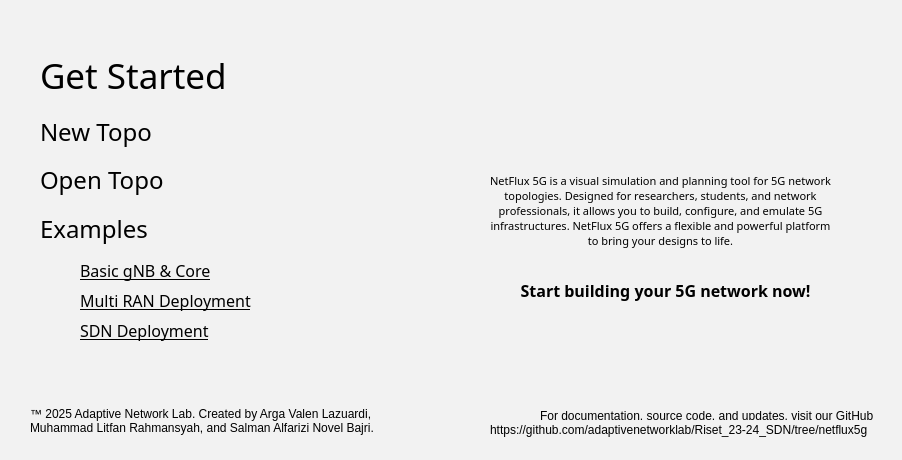
First picture: the form in netflux5g-editor/src/gui/ui/Welcome_Screen.ui, repository MELON-27AF/netflux5g-salman, before the edit.
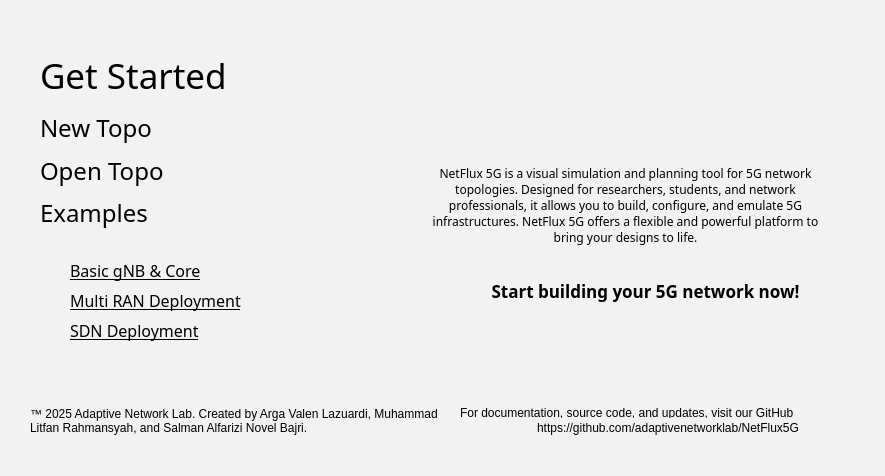
Second picture: the form after the edit. Icons and pictures are not drawn.

```diff
--- a/netflux5g-editor/src/gui/ui/Welcome_Screen.ui
+++ b/netflux5g-editor/src/gui/ui/Welcome_Screen.ui
@@ -6,8 +6,8 @@
    <rect>
     <x>0</x>
     <y>0</y>
-    <width>902</width>
-    <height>460</height>
+    <width>885</width>
+    <height>476</height>
    </rect>
   </property>
   <property name="windowTitle">
@@ -39,7 +39,7 @@
    <widget class="QLabel" name="Examples_1">
     <property name="geometry">
      <rect>
-      <x>80</x>
+      <x>70</x>
       <y>260</y>
       <width>191</width>
       <height>21</height>
@@ -62,10 +62,13 @@
       <x>40</x>
       <y>110</y>
       <width>261</width>
-      <height>140</height>
+      <height>121</height>
      </rect>
     </property>
-    <layout class="QVBoxLayout" name="verticalLayout_2">
+    <layout class="QVBoxLayout" name="verticalLayout_2" stretch="0,0,0">
+     <property name="spacing">
+      <number>7</number>
+     </property>
      <item>
       <widget class="QLabel" name="NewTopo">
        <property name="font">
@@ -114,7 +117,7 @@
    <widget class="QLabel" name="NetFluxLogo">
     <property name="geometry">
      <rect>
-      <x>480</x>
+      <x>460</x>
       <y>60</y>
       <width>371</width>
       <height>81</height>
@@ -133,16 +136,16 @@
    <widget class="QLabel" name="Description">
     <property name="geometry">
      <rect>
-      <x>490</x>
+      <x>420</x>
       <y>150</y>
-      <width>341</width>
-      <height>121</height>
+      <width>411</width>
+      <height>111</height>
      </rect>
     </property>
     <property name="font">
      <font>
       <family>Poppins Light</family>
-      <pointsize>8</pointsize>
+      <pointsize>9</pointsize>
      </font>
     </property>
     <property name="text">
@@ -158,16 +161,16 @@
    <widget class="QLabel" name="Start">
     <property name="geometry">
      <rect>
-      <x>480</x>
+      <x>450</x>
       <y>270</y>
-      <width>371</width>
+      <width>391</width>
       <height>41</height>
      </rect>
     </property>
     <property name="font">
      <font>
       <family>Poppins Medium</family>
-      <pointsize>12</pointsize>
+      <pointsize>13</pointsize>
       <weight>75</weight>
       <bold>true</bold>
      </font>
@@ -182,7 +185,7 @@
    <widget class="QLabel" name="ExamplesIcon_1">
     <property name="geometry">
      <rect>
-      <x>50</x>
+      <x>40</x>
       <y>261</y>
       <width>21</width>
       <height>20</height>
@@ -201,9 +204,9 @@
    <widget class="QLabel" name="Examples_2">
     <property name="geometry">
      <rect>
-      <x>80</x>
+      <x>70</x>
       <y>290</y>
-      <width>191</width>
+      <width>251</width>
       <height>21</height>
      </rect>
     </property>
@@ -221,7 +224,7 @@
    <widget class="QLabel" name="ExamplesIcon_2">
     <property name="geometry">
      <rect>
-      <x>50</x>
+      <x>40</x>
       <y>291</y>
       <width>21</width>
       <height>20</height>
@@ -240,7 +243,7 @@
    <widget class="QLabel" name="Examples_3">
     <property name="geometry">
      <rect>
-      <x>80</x>
+      <x>70</x>
       <y>320</y>
       <width>191</width>
       <height>21</height>
@@ -260,7 +263,7 @@
    <widget class="QLabel" name="ExamplesIcon_3">
     <property name="geometry">
      <rect>
-      <x>50</x>
+      <x>40</x>
       <y>321</y>
       <width>21</width>
       <height>20</height>
@@ -280,9 +283,9 @@
     <property name="geometry">
      <rect>
       <x>30</x>
-      <y>380</y>
-      <width>361</width>
-      <height>81</height>
+      <y>400</y>
+      <width>411</width>
+      <height>41</height>
      </rect>
     </property>
     <property name="text">
@@ -298,9 +301,9 @@
    <widget class="QLabel" name="label_3">
     <property name="geometry">
      <rect>
-      <x>540</x>
-      <y>400</y>
-      <width>361</width>
+      <x>460</x>
+      <y>397</y>
+      <width>381</width>
       <height>31</height>
      </rect>
     </property>
@@ -311,14 +314,14 @@
    <widget class="QLabel" name="linkRepo">
     <property name="geometry">
      <rect>
-      <x>490</x>
-      <y>420</y>
-      <width>411</width>
+      <x>537</x>
+      <y>418</y>
+      <width>301</width>
       <height>20</height>
      </rect>
     </property>
     <property name="text">
-     <string>https://github.com/adaptivenetworklab/Riset_23-24_SDN/tree/netflux5g</string>
+     <string>https://github.com/adaptivenetworklab/NetFlux5G</string>
     </property>
    </widget>
   </widget>
```
